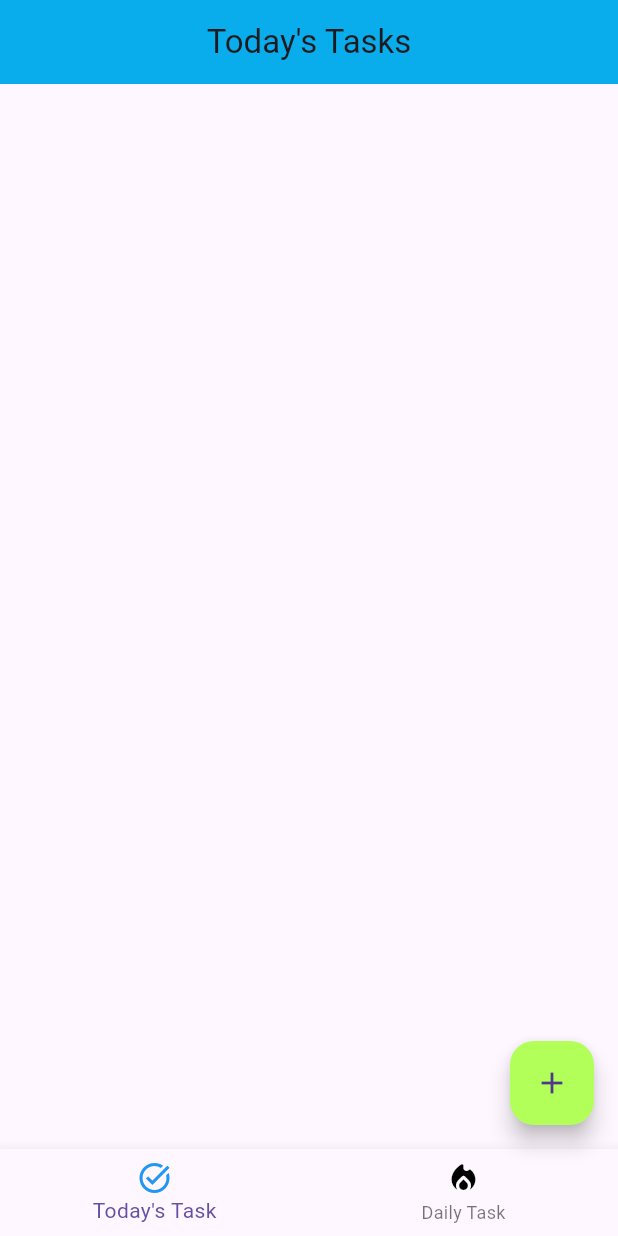
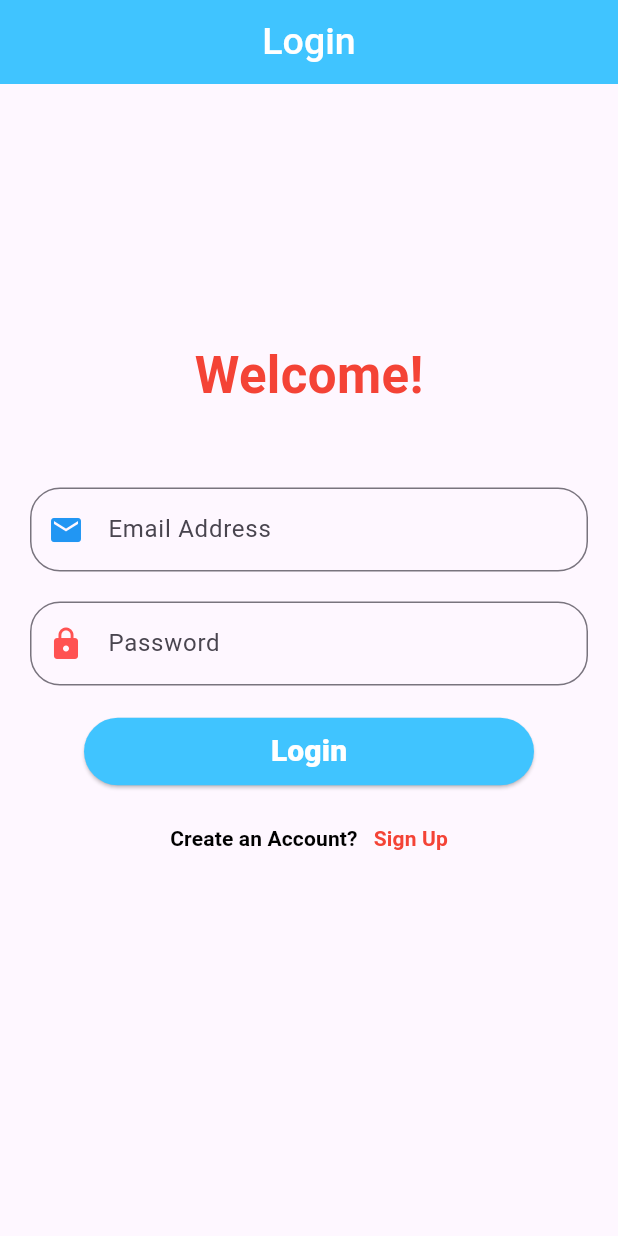
Before and after one commit to Nakulvarshney07/taskapp2, a Flutter app: the screen it shows after launch, on a phone screen of 412 x 824 dp. Run offline on Flutter 3.47's test engine with Material 3 defaults, Android fonts, the phone set to English and light mode, and no system bars; our stand-ins replace cloud_firestore, firebase_auth, firebase_core, image_picker, shared_preferences; missing offline and left inert: home_widget, receive_sharing_intent; accounts and stored records are empty.

Commit message:
final update

```diff
--- /dev/null
+++ b/lib/LoginPage.dart
@@ -0,0 +1,157 @@
+import 'package:cloud_firestore/cloud_firestore.dart';
+import 'package:flutter/material.dart';
+import 'package:firebase_auth/firebase_auth.dart';
+import 'package:outtaskapp/SignUPpage.dart';
+import 'package:outtaskapp/temprorytaskscreen.dart';
+import 'package:shared_preferences/shared_preferences.dart';
+
+
+class LoginPage extends StatefulWidget {
+  const LoginPage({super.key});
+
+  @override
+  _LoginPageState createState() => _LoginPageState();
+}
+
+
+class _LoginPageState extends State<LoginPage> {
+  // Text field controllers for email and password
+  static final _emailController = TextEditingController();
+  static final _passwordController = TextEditingController();
+  final db= FirebaseFirestore.instance;
+  bool _isLoading = false;
+
+  @override
+  Widget build(BuildContext context) {
+    return Scaffold(
+      appBar: AppBar(
+        title: const Text('Login',style: TextStyle(color: Colors.white, fontWeight: FontWeight.w500, fontSize: 25),),
+        centerTitle: true,
+        backgroundColor: Colors.lightBlueAccent,
+      ),
+      body: SingleChildScrollView(
+        child: Padding(
+          padding: const EdgeInsets.all(20.0),
+          child: Column(
+            children: [
+              const SizedBox(
+                height: 150,
+              ),
+
+              const Text(
+                "Welcome!",
+                style: TextStyle(
+                    fontSize: 34,
+                    fontWeight: FontWeight.w600,
+                    color: Colors.red),
+              ),
+              const SizedBox(
+                height: 50,
+              ),
+              TextField(
+                  controller: _emailController,
+                  decoration: const InputDecoration(
+                    labelText: "Email Address",
+                    prefixIcon: Icon(
+                      Icons.email,
+                      color: Colors.blue,
+                    ),
+                    focusedBorder: OutlineInputBorder(
+                      borderSide: BorderSide(color: Colors.lightBlue),
+                      borderRadius: BorderRadius.all(Radius.circular(20)),
+                    ),
+                    border: OutlineInputBorder(
+                      borderSide: BorderSide(color: Colors.grey),
+                      borderRadius: BorderRadius.all(Radius.circular(20)),
+                    ),
+                  )),
+              const SizedBox(height: 20.0),
+              // Password text field with hint text
+              TextField(
+                  controller: _passwordController,
+                  obscureText: true,
+                  decoration: const InputDecoration(
+                    labelText: "Password",
+                    prefixIcon: Icon(
+                      Icons.lock,
+                      color: Colors.redAccent,
+                    ),
+                    border: OutlineInputBorder(
+                      borderSide: BorderSide(color: Colors.grey),
+                      borderRadius: BorderRadius.all(Radius.circular(20)),
+                    ),
+                    focusedBorder: OutlineInputBorder(
+                      borderSide: BorderSide(color: Colors.lightBlue),
+                      borderRadius: BorderRadius.all(Radius.circular(20)),
+                    ),
+                  )),
+              const SizedBox(height: 20.0),
+              ElevatedButton(
+                style: ButtonStyle(
+                    minimumSize: const MaterialStatePropertyAll(Size(300,45)),
+                    backgroundColor: MaterialStateProperty.all(Colors.lightBlueAccent)
+                ),
+                onPressed: () async {
+                  setState(() {
+                    _isLoading = true;
+                  });
+                  try {
+                    final prefs = await SharedPreferences.getInstance();
+                    final credential = await FirebaseAuth.instance
+                        .signInWithEmailAndPassword(
+                        email: _emailController.text,
+                        password: _passwordController.text)
+                        .then((value) async {
+
+                      prefs.setString("email",_emailController.text);
+                      prefs.setBool('login', true);
+                      Navigator.pushReplacement(
+                        context, // BuildContext from the widget
+                        MaterialPageRoute(
+                            builder: (context) => const TaskScreen()),
+                      ); });
+                    setState(() {
+                      _isLoading = false;
+                      _passwordController.text = "";
+                    });
+                  } on FirebaseAuthException catch (e) {
+                    setState(() {
+                      _isLoading = false;
+                    });
+                    final snackbar = SnackBar(content: Text(e.toString()));
+                    ScaffoldMessenger.of(context).showSnackBar(snackbar);
+                  }
+                },
+                child: _isLoading ? CircularProgressIndicator() : const Text('Login', style: TextStyle(fontSize: 20, fontWeight: FontWeight.w800, color: Colors.white),),
+              ),
+              const SizedBox(height: 10.0),
+              // Sign Up text
+
+              TextButton(
+                onPressed: () {
+
+                  Navigator.pushReplacement(
+                    context, // BuildContext from the widget
+                    MaterialPageRoute(builder: (context) => const SignUpPage()),
+                  );
+                  print('Navigate to Sign Up');
+                },
+                child: Row(
+                  mainAxisAlignment: MainAxisAlignment.center,
+                  children: [
+                    const Text('Create an Account?   ', style: TextStyle(color: Colors.black, fontWeight: FontWeight.bold),),
+                    const Text('Sign Up', style: TextStyle(color: Colors.red, fontWeight: FontWeight.bold),),
+
+                  ],
+                ),
+              ),
+              const SizedBox(
+                height: 150,
+              )
+            ],
+          ),
+        ),
+      ),
+    );
+  }
+}
--- a/lib/compulsorytaskprovider.dart
+++ b/lib/compulsorytaskprovider.dart
@@ -1,6 +1,7 @@
 import 'package:cloud_firestore/cloud_firestore.dart';
 import 'package:flutter/material.dart';
 import 'package:intl/intl.dart';
+import 'package:shared_preferences/shared_preferences.dart';
 import 'CompulsoryTask.dart';
 
 final db = FirebaseFirestore.instance;
@@ -10,9 +11,12 @@ class CompulsoryTaskProvider with ChangeNotifier {
   List<CompulsoryTask> _tasks = [];
   List<CompulsoryTask> get tasks => _tasks;
 
-  final docref= db.collection("username");
 
-  void addTask(String title, [String? imagePath]) {
+
+  void addTask(String title, [String? imagePath])async {
+    final prefs = await SharedPreferences.getInstance();
+    final email = prefs.getString('email');
+     final docref= db.collection(email.toString());
     final time = DateTime.timestamp().millisecondsSinceEpoch;
     final newTask = CompulsoryTask(id: DateTime.now().toString(), title: title, imagePath: imagePath, streak: 0, time: time, isComplete: false);
     Map<String, dynamic> data = {
@@ -37,11 +41,15 @@ class CompulsoryTaskProvider with ChangeNotifier {
   void removeAll(){
     _tasks=[];
   }
+
   void notifyProvider(){
     notifyListeners();
   }
 
-  void removeTask(int index) {
+  void removeTask(int index)async{
+    final prefs = await SharedPreferences.getInstance();
+    final email = prefs.getString('email');
+    final docref= db.collection(email.toString());
     docref.doc(_tasks[index].time.toString()).delete();
     _tasks.removeAt(index);
     notifyListeners();
--- a/lib/main.dart
+++ b/lib/main.dart
@@ -1,11 +1,13 @@
 import 'package:firebase_core/firebase_core.dart';
 import 'package:flutter/material.dart';
+import 'package:outtaskapp/LoginPage.dart';
 import 'package:outtaskapp/taskprovider.dart';
 import 'package:outtaskapp/temprorytaskscreen.dart';
 import 'package:provider/provider.dart';
 import 'compulsorytaskprovider.dart';
 import 'firebase_options.dart';
 import 'package:shared_preferences/shared_preferences.dart';
+
 
 void main() async {
   WidgetsFlutterBinding.ensureInitialized();
@@ -15,20 +17,84 @@ void main() async {
     prefs.setString(
         "today", DateTime.timestamp().millisecondsSinceEpoch.toString());
   }
-  runApp(MyApp());
+  final bool isLogged = prefs.getBool('login') ?? false;
+  runApp(MyApp(islogged: isLogged));
 }
 
-class MyApp extends StatelessWidget {
+class MyApp extends StatefulWidget {
+  const MyApp({super.key, required this.islogged});
+  final bool islogged;
+  @override
+  State<MyApp> createState() => _MyAppState();
+}
+
+
+
+class _MyAppState extends State<MyApp> {
+
+
+  @override
+  void initState() {
+    super.initState();
+  }
+
+
+
   @override
   Widget build(BuildContext context) {
+    bool userIsLoggedIn=widget.islogged;
     return MultiProvider(
       providers: [
         ChangeNotifierProvider(create: (_) => TemprorytaskProvider()),
-        ChangeNotifierProvider(create: (context) => CompulsoryTaskProvider()),
+        // Adjust the actual provider creation
+        ChangeNotifierProvider(create: (_) => CompulsoryTaskProvider()),
+        // Adjust the actual provider creation
       ],
       child: MaterialApp(
-        home: TaskScreen(),
+        title: "Task App",
         debugShowCheckedModeBanner: false,
+        home: Builder(
+          builder: (context) {
+            // Use a post-frame callback to navigate after the widget tree is built
+            WidgetsBinding.instance.addPostFrameCallback((_) {
+              Navigator.pushReplacement(
+                context,
+                MaterialPageRoute(
+                  builder: (context) =>
+                  userIsLoggedIn
+                      ? const TaskScreen()
+                      : const LoginPage(),
+                ),
+              );
+            });
+
+            return Scaffold(
+              body: Center(
+                child: Column(
+                  children: [
+                    const SizedBox(
+                      height: 200,
+                    ),
+                    SizedBox(
+                      height: 100,
+                      width: 100,
+                      child: Image.asset("assets/icon.jpg"),
+                    ),
+                    const SizedBox(
+                      height: 150,
+                    ),
+                    const Text("Task Manager", style: TextStyle(
+                        fontWeight: FontWeight.bold, fontSize: 30),),
+                    // Add your provider-related widgets here
+                    // For example:
+                    // TaskListWidget(),
+                    // CompulsoryTaskListWidget(),
+                  ],
+                ),
+              ),
+            );
+          },
+        ),
       ),
     );
   }
--- a/lib/taskprovider.dart
+++ b/lib/taskprovider.dart
@@ -2,6 +2,7 @@ import 'package:cloud_firestore/cloud_firestore.dart';
 import 'package:flutter/material.dart';
 import 'package:outtaskapp/temproryTask.dart';
 import 'package:intl/intl.dart';
+import 'package:shared_preferences/shared_preferences.dart';
 
 final db = FirebaseFirestore.instance;
 
@@ -9,9 +10,12 @@ class TemprorytaskProvider with ChangeNotifier{
   List<Temprorytask> _tempTasks=[];
    List<Temprorytask> get tempTasks =>_tempTasks;
 
-   final docref= db.collection("username").doc("Daily Task").collection(DateFormat.yMMMMd().format(DateTime.now()));
+
 
    void addTask(String value,String value2)async{
+     final prefs = await SharedPreferences.getInstance();
+     final email = prefs.getString('email');
+     final docref= db.collection(email.toString()).doc("Daily Task").collection(DateFormat.yMMMMd().format(DateTime.now()));
   final time = DateTime.timestamp().microsecondsSinceEpoch;
     final newTask=Temprorytask(id: DateTime.now().toString(), title: value,Subtitle: value2, time: time, isComplete: false);
     Map<String, dynamic> data = {
@@ -38,7 +42,10 @@ class TemprorytaskProvider with ChangeNotifier{
     notifyListeners();
   }
 
-  void removeTask(int index){
+  void removeTask(int index)async{
+    final prefs = await SharedPreferences.getInstance();
+    final email = prefs.getString('email');
+    final docref= db.collection(email.toString()).doc("Daily Task").collection(DateFormat.yMMMMd().format(DateTime.now()));
      docref.doc(_tempTasks[index].time.toString()).delete();
     _tempTasks.removeAt(index);
     notifyListeners();
--- a/lib/temprorytaskscreen.dart
+++ b/lib/temprorytaskscreen.dart
@@ -32,6 +32,7 @@ class _TaskScreenState extends State<TaskScreen> {
   @override
   void initState(){
     super.initState();
+
     getData();
     _intentSub = ReceiveSharingIntent.instance.getMediaStream().listen((value) {
       setState(() {
@@ -67,8 +68,12 @@ class _TaskScreenState extends State<TaskScreen> {
 
   @override
   Widget build(BuildContext context) {
+
     return Scaffold(
         bottomNavigationBar: BottomNavigationBar(
+          unselectedFontSize: 14,
+          selectedLabelStyle: TextStyle(color: Colors.grey),
+          unselectedLabelStyle: TextStyle(color: Colors.grey),
           items: const [
             BottomNavigationBarItem(
                 icon: Icon(Icons.task_alt, color: Colors.blue),
@@ -105,20 +110,20 @@ class _TaskScreenState extends State<TaskScreen> {
                     bool isDone = task.isComplete;
                     return GestureDetector(
                       onTap: ()async{
+                        final prefs = await SharedPreferences.getInstance();
+                        final email = prefs.getString('email');
                         String subtitle= task.Subtitle;
                        if(subtitle.contains("https://youtu")){
                          if(subtitle.contains("https://youtu.be/")){
                            String fullLink = subtitle;
                            String videoLink = fullLink.substring(17);
-                           print(videoLink);
-                          await db.collection("username").doc("youtube").set({ 'src': videoLink});
+                          await db.collection(email.toString()).doc("youtube").set({ 'src': videoLink});
                          }
                          else{
                            String fullLink = subtitle;
                            String rawvideoLink = fullLink.split("v=")[1];
                            String videoLink = rawvideoLink.split("&")[0]+"?"+rawvideoLink.split("&")[1];
-                           print(videoLink);
-                          await db.collection("username").doc("youtube").set({ 'src': videoLink});
+                          await db.collection(email.toString()).doc("youtube").set({ 'src': videoLink});
                          }
                         await _launchUrl();
                        }
@@ -139,8 +144,10 @@ class _TaskScreenState extends State<TaskScreen> {
                               activeColor: Colors.white,
                               value: isDone,
                               onChanged: (val)async {
+                                final prefs = await SharedPreferences.getInstance();
+                                final email = prefs.getString('email');
                                 task.isComplete = !task.isComplete;
-                                final docref = db.collection("username").doc("Daily Task").collection(DateFormat.yMMMMd().format(DateTime.now()));
+                                final docref = db.collection(email.toString()).doc("Daily Task").collection(DateFormat.yMMMMd().format(DateTime.now()));
                                await docref.doc(task.time.toString()).update({"done": task.isComplete});
                                 value.notifyProvider();
                               },
@@ -216,11 +223,18 @@ void showBottomsheet(String? subtitle){
 }
 
   void getData()async{
-
+    final val= Provider.of<TemprorytaskProvider>(context, listen: false);
+    val.removeAll();
     final SharedPreferences prefs = await SharedPreferences.getInstance();
-    final diff = BigInt.parse(DateTime.timestamp().millisecondsSinceEpoch.toString())- BigInt.parse(prefs.get("today").toString());
-    final docref2 = db.collection("username");
+    final email = prefs.getString('email');
+    BigInt difference = BigInt.parse(prefs.get("today").toString())%BigInt.from(86400000);
+    print(DateTime.now());
+    final diff = BigInt.parse(DateTime.timestamp().millisecondsSinceEpoch.toString())- BigInt.parse(prefs.get("today").toString())+difference+BigInt.from(19800000);
+    print(diff); print(difference);
+    final docref2 = db.collection(email.toString());
     if(diff >=BigInt.from(86400000) && diff<BigInt.from(172800000)){
+      print(diff);
+      print("i am in if");
       prefs.setString("today", DateTime.timestamp().millisecondsSinceEpoch.toString());
       await docref2.get().then(
             (querySnapshot) {
@@ -246,17 +260,41 @@ void showBottomsheet(String? subtitle){
         },
         onError: (e) => print("Error completing: $e"),
       );
+      db.collection(email.toString()).doc("Daily Task").delete().then((value) =>
+            val.removeAll(),
+          onError: (e) => print("Error updating document $e"),);
+        return;
+
+    }else if(diff>BigInt.from(172800000)){
+      prefs.setString("today", DateTime.timestamp().millisecondsSinceEpoch.toString());
+      print(diff);
+      print("i am in the else");
+      await docref2.get().then(
+            (querySnapshot) {
+          for (var docSnapshot in querySnapshot.docs) {
+            if (docSnapshot.id != "youtube") {
+                docref2.doc(docSnapshot.id).update({
+                  'done' : false,
+                  'streak': 0,
+                  'dayCount': 1,
+                });
+
+            }
+          }
+        },
+        onError: (e) => print("Error completing: $e"),
+      );
     }
-    final val= Provider.of<TemprorytaskProvider>(context, listen: false);
+
     if(diff >=BigInt.from(86400000)){
       prefs.setString("today", DateTime.timestamp().millisecondsSinceEpoch.toString());
-       db.collection("username").doc("Daily Task").delete().then((value) =>
+       db.collection(email.toString()).doc("Daily Task").delete().then((value) =>
            val.removeAll(),
          onError: (e) => print("Error updating document $e"),);
        return;
     }
-    val.removeAll();
-  final docref = db.collection("username").doc("Daily Task").collection(DateFormat.yMMMMd().format(DateTime.now()));
+
+  final docref = db.collection(email.toString()).doc("Daily Task").collection(DateFormat.yMMMMd().format(DateTime.now()));
   await docref.get().then(
           (querySnapshot) {
         for (var docSnapshot in querySnapshot.docs) {
@@ -265,6 +303,7 @@ void showBottomsheet(String? subtitle){
       },
       onError: (e) => print("Error completing: $e"),
     );
+  val.notifyProvider();
   }
 
 }
```
Also changed, not shown: lib/CompulsorytaskScreen.dart (+76 -46 lines), lib/SignUPpage.dart (added, +153 -0 lines), pubspec.yaml (+5 -3 lines), assets/complete.png (added), assets/icon.jpg (renamed from images/icon.jpg), assets/img.png (renamed from images/img.png), assets/loginpage.png (added), images/complete.png (deleted), pubspec.lock, 16 other files.
